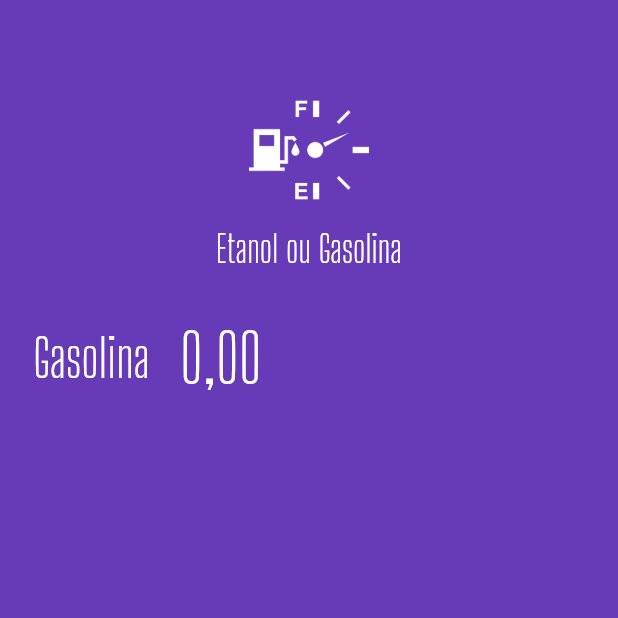
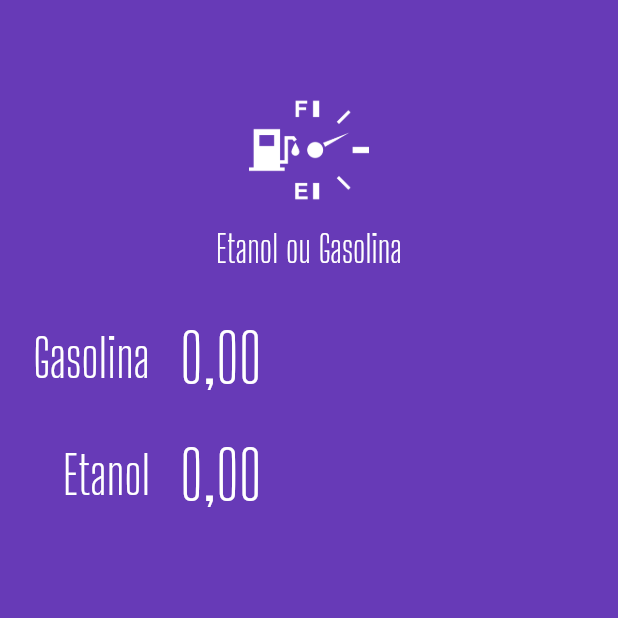
Before and after one commit to claylton/ethanol_or_gasoline, a Flutter app: the screen it shows after launch, on a phone screen of 412 x 824 dp, the top half of it. Run offline on Flutter 3.47's test engine with Material 2 defaults, Android fonts, the phone set to English and light mode, and no system bars; our stand-ins replace mask_text_input_formatter.

Commit message:
Feat: Add etanol input

```diff
--- a/lib/main.dart
+++ b/lib/main.dart
@@ -1,6 +1,6 @@
+import 'package:ethanol_or_gasoline/widgets/input_widget.dart';
 import 'package:ethanol_or_gasoline/widgets/logo_widget.dart';
 import 'package:flutter/material.dart';
-import 'package:mask_text_input_formatter/mask_text_input_formatter.dart';
 
 void main() {
   runApp(const MyApp());
@@ -25,10 +25,6 @@ class MyApp extends StatelessWidget {
 class HomePage extends StatelessWidget {
   HomePage({super.key});
 
-  final MaskTextInputFormatter _maskTextInputFormatter = MaskTextInputFormatter(
-    mask: '#,##',
-  );
-
   @override
   Widget build(BuildContext context) {
     return Scaffold(
@@ -36,36 +32,8 @@ class HomePage extends StatelessWidget {
       body: ListView(
         children: <Widget>[
           const LogoWidget(),
-          Row(
-            children: [
-              Container(
-                width: 100,
-                alignment: Alignment.centerRight,
-                child: const Text(
-                  "Gasolina",
-                  style: TextStyle(
-                    color: Colors.white,
-                    fontSize: 35,
-                    fontFamily: "Big Shoulders Display",
-                  ),
-                ),
-              ),
-              const SizedBox(width: 20),
-              Expanded(
-                child: TextFormField(
-                  initialValue: "0,00",
-                  inputFormatters: [_maskTextInputFormatter],
-                  keyboardType: TextInputType.number,
-                  style: const TextStyle(
-                    color: Colors.white,
-                    fontSize: 45,
-                    fontFamily: "Big Shoulders Display",
-                  ),
-                  decoration: const InputDecoration(border: InputBorder.none),
-                ),
-              ),
-            ],
-          ),
+          InputWidget(label: "Gasolina"),
+          InputWidget(label: "Etanol"),
         ],
       ),
     );
--- /dev/null
+++ b/lib/widgets/input_widget.dart
@@ -0,0 +1,43 @@
+import 'package:flutter/material.dart';
+import 'package:mask_text_input_formatter/mask_text_input_formatter.dart';
+
+class InputWidget extends StatelessWidget {
+  final MaskTextInputFormatter _maskTextInputFormatter = MaskTextInputFormatter(mask: '#,##');
+  late final String label;
+
+  InputWidget({required this.label, super.key});
+
+  @override
+  Widget build(BuildContext context) {
+    return Row(
+      children: [
+        Container(
+          width: 100,
+          alignment: Alignment.centerRight,
+          child: Text(
+            label,
+            style: const TextStyle(
+              color: Colors.white,
+              fontSize: 35,
+              fontFamily: "Big Shoulders Display",
+            ),
+          ),
+        ),
+        const SizedBox(width: 20),
+        Expanded(
+          child: TextFormField(
+            initialValue: "0,00",
+            inputFormatters: [_maskTextInputFormatter],
+            keyboardType: TextInputType.number,
+            style: const TextStyle(
+              color: Colors.white,
+              fontSize: 45,
+              fontFamily: "Big Shoulders Display",
+            ),
+            decoration: const InputDecoration(border: InputBorder.none),
+          ),
+        ),
+      ],
+    );
+  }
+}
```
